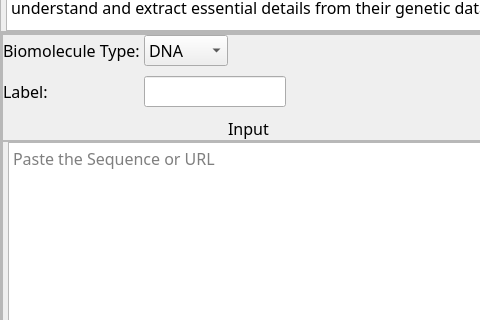
This is ui/tabs/basic_info.ui in bryancastillo10/BioBytes-PairSync as Qt 5 draws it before an edit; both pictures show x 0 to 480 and y 149 to 469 of the 1132 by 667 pixel window. The edited form follows.
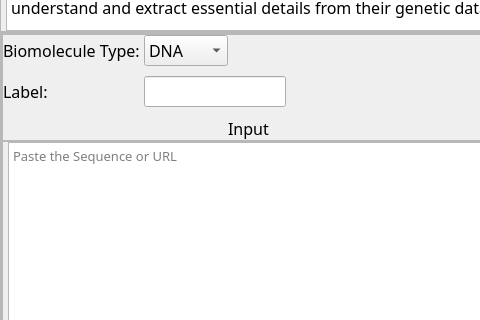
This is the edited form. Icons and pictures are not drawn.

Commit message: initial coding for backend

```diff
--- a/ui/tabs/basic_info.ui
+++ b/ui/tabs/basic_info.ui
@@ -338,6 +338,11 @@
                 <verstretch>0</verstretch>
                </sizepolicy>
               </property>
+              <property name="font">
+               <font>
+                <pointsize>10</pointsize>
+               </font>
+              </property>
               <property name="placeholderText">
                <string>Paste the Sequence or URL</string>
               </property>
```
Left out of the diff: 2 changed lines with no effect on the pictures. The commit also changes 2 other files.
